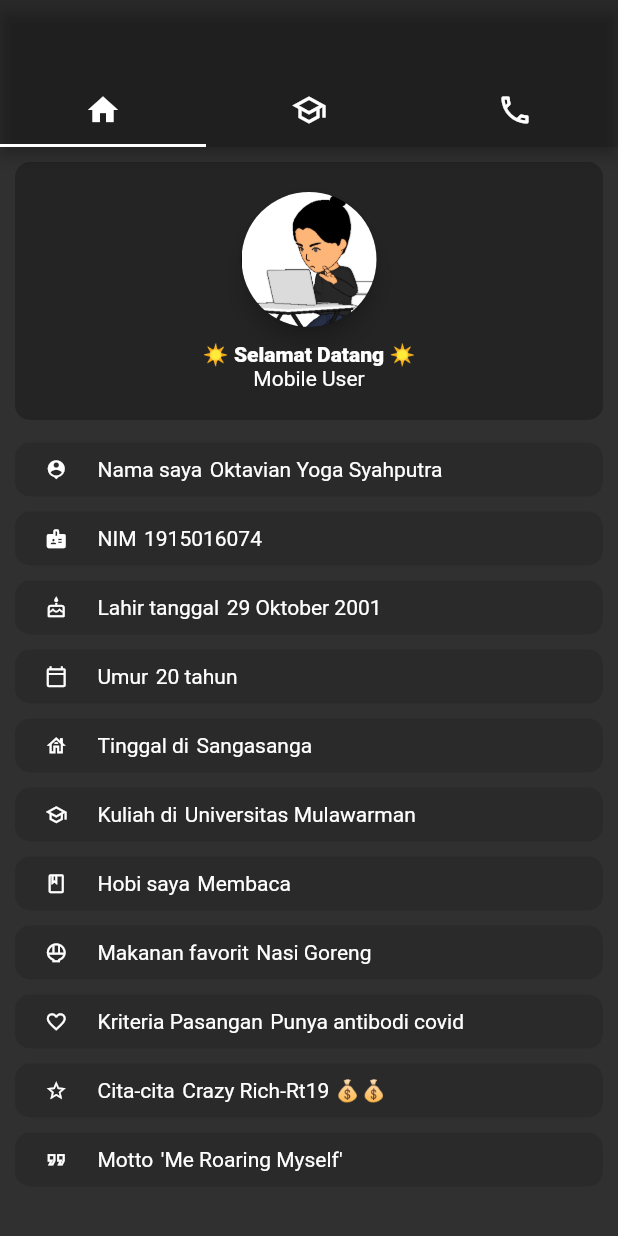
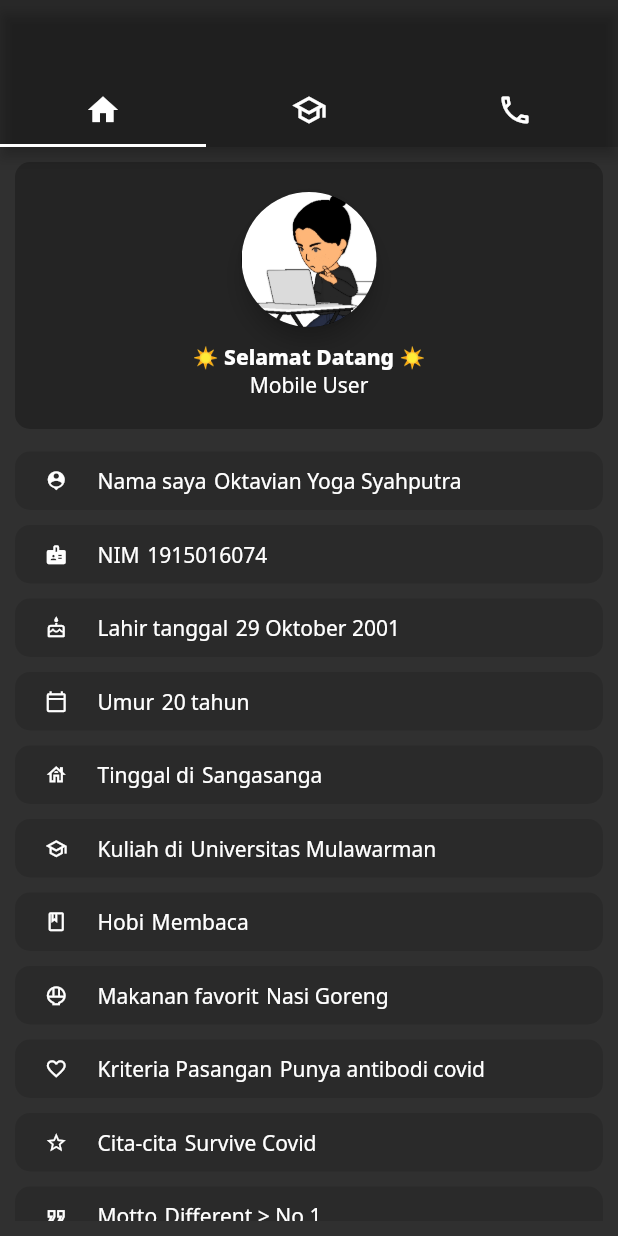
Before and after one commit to oktoala/flutter-uts-profile-app, a Flutter app: the screen it shows after launch, on a phone screen of 412 x 824 dp. Run offline on Flutter 3.47's test engine with Material 2 defaults, Android fonts, the light colour scheme and no system bars; our stand-ins replace flutter_markdown, google_fonts.

Commit message:
🅿️ Change font

```diff
--- a/lib/home.dart
+++ b/lib/home.dart
@@ -12,7 +12,7 @@ class _HomeState extends State<Home> {
   String currbaju = baju[0];
   int index = 0;
 
-  void onPressed() {
+  void gantiBaju() {
     if (index == 3) {
       index = 0;
     } else {
@@ -33,8 +33,9 @@ class _HomeState extends State<Home> {
         child: ListView(
           children: [
             PrettyFace(
-              pathBaju: "assets/gif/$currbaju.gif",
-              onPressed: onPressed,
+              // ignore: unnecessary_brace_in_string_interps
+              pathBaju: "assets/gif/${currbaju}.gif",
+              onPressed: gantiBaju,
             ),
             Biografi(
               icon: Icons.person_pin,
@@ -68,7 +69,7 @@ class _HomeState extends State<Home> {
             ),
             Biografi(
               icon: Icons.book_outlined,
-              bio: "Hobi saya",
+              bio: "Hobi",
               value: "Membaca",
             ),
             Biografi(
@@ -84,12 +85,12 @@ class _HomeState extends State<Home> {
             Biografi(
               icon: Icons.star_border,
               bio: "Cita-cita",
-              value: "Crazy Rich-Rt19 💰💰",
+              value: "Survive Covid",
             ),
             Biografi(
               icon: Icons.format_quote_outlined,
               bio: 'Motto',
-              value: "'Me Roaring Myself'",
+              value: "Different > No.1",
             ),
           ],
         ),
--- a/lib/main.dart
+++ b/lib/main.dart
@@ -2,8 +2,7 @@ import 'package:flutter/material.dart';
 import 'package:utsmobile/contact.dart';
 import 'package:utsmobile/home.dart';
 import 'package:utsmobile/school.dart';
-
-// import 'package:google_fonts/google_fonts.dart';
+import 'package:google_fonts/google_fonts.dart';
 
 void main() => runApp(MyApp());
 
@@ -13,7 +12,6 @@ class MyApp extends StatelessWidget {
     return MaterialApp(
         title: "UTS Mobile",
         theme: ThemeData(
-            // textTheme: GoogleFonts.quicksandTextTheme(Theme.of(context).textTheme),
             buttonTheme: ButtonThemeData(padding: EdgeInsets.all(0)),
             elevatedButtonTheme: ElevatedButtonThemeData(style: ButtonStyle()),
             brightness: Brightness.dark,
@@ -24,7 +22,8 @@ class MyApp extends StatelessWidget {
                 FloatingActionButtonThemeData(foregroundColor: Colors.red),
             accentColor: Colors.black26,
             textTheme: TextTheme(
-                headline1: TextStyle(
+              bodyText2: GoogleFonts.notoSans(),
+                headline6: GoogleFonts.quicksand(
                     color: Colors.white,
                     fontSize: 20,
                     fontWeight: FontWeight.w800))),
```
Also changed, not shown: lib/contact.dart (+2 -8 lines), lib/game.dart (deleted, +0 -21 lines), lib/school.dart (+8 -5 lines), pubspec.yaml (+43 -42 lines), assets/icons/pikachu.png (added), pubspec.lock.
